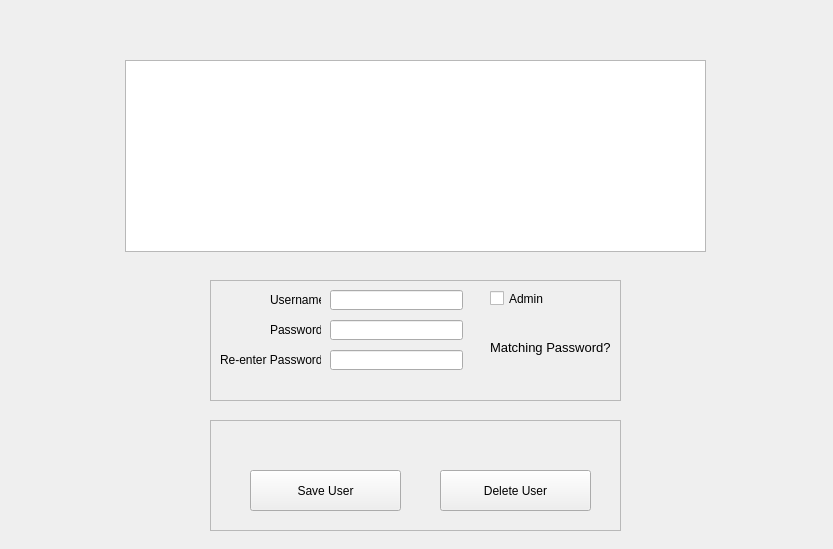
This is drc/gui/manageusers.ui in lansdon/cpts483_drc as Qt 5 draws it before an edit. The edited form follows.
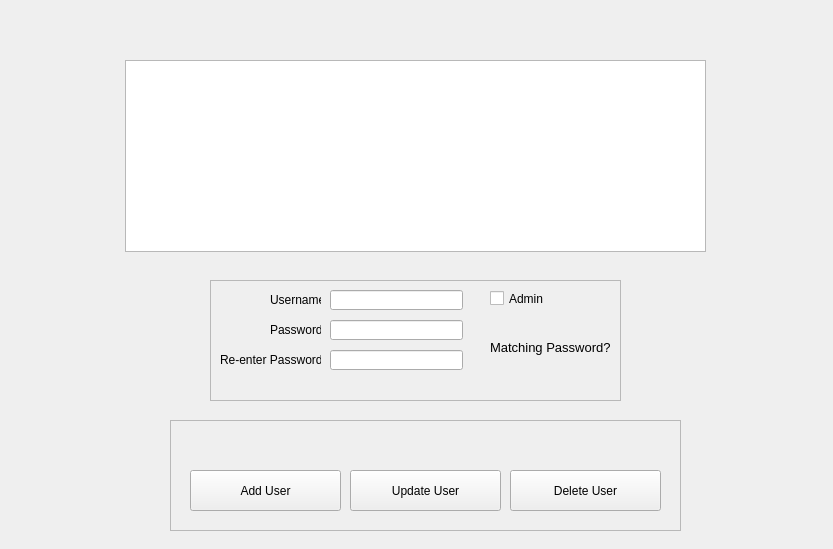
This is the edited form.

Commit message:
User management
More user management.  user update verifications stuff

```diff
--- a/drc/gui/manageusers.ui
+++ b/drc/gui/manageusers.ui
@@ -127,9 +127,9 @@
   <widget class="QFrame" name="ButtonFrame">
    <property name="geometry">
     <rect>
-     <x>210</x>
+     <x>170</x>
      <y>420</y>
-     <width>411</width>
+     <width>511</width>
      <height>111</height>
     </rect>
    </property>
@@ -142,20 +142,20 @@
    <widget class="QPushButton" name="AddUserButton">
     <property name="geometry">
      <rect>
-      <x>40</x>
+      <x>20</x>
       <y>50</y>
       <width>151</width>
       <height>41</height>
      </rect>
     </property>
     <property name="text">
-     <string>Save User</string>
+     <string>Add User</string>
     </property>
    </widget>
    <widget class="QPushButton" name="DeleteUserButton">
     <property name="geometry">
      <rect>
-      <x>230</x>
+      <x>340</x>
       <y>50</y>
       <width>151</width>
       <height>41</height>
@@ -168,9 +168,9 @@
    <widget class="QLabel" name="verificationLabel">
     <property name="geometry">
      <rect>
-      <x>105</x>
-      <y>9</y>
-      <width>201</width>
+      <x>10</x>
+      <y>10</y>
+      <width>491</width>
       <height>31</height>
      </rect>
     </property>
@@ -178,6 +178,19 @@
      <string>&lt;html&gt;&lt;head/&gt;&lt;body&gt;&lt;p&gt;&lt;br/&gt;&lt;/p&gt;&lt;/body&gt;&lt;/html&gt;</string>
     </property>
    </widget>
+   <widget class="QPushButton" name="UpdateUserButton">
+    <property name="geometry">
+     <rect>
+      <x>180</x>
+      <y>50</y>
+      <width>151</width>
+      <height>41</height>
+     </rect>
+    </property>
+    <property name="text">
+     <string>Update User</string>
+    </property>
+   </widget>
   </widget>
   <widget class="QTableWidget" name="usertableWidget">
    <property name="geometry">
```
Left out of the diff: 2 changed lines with no effect on the pictures. The commit also changes 3 other files.
